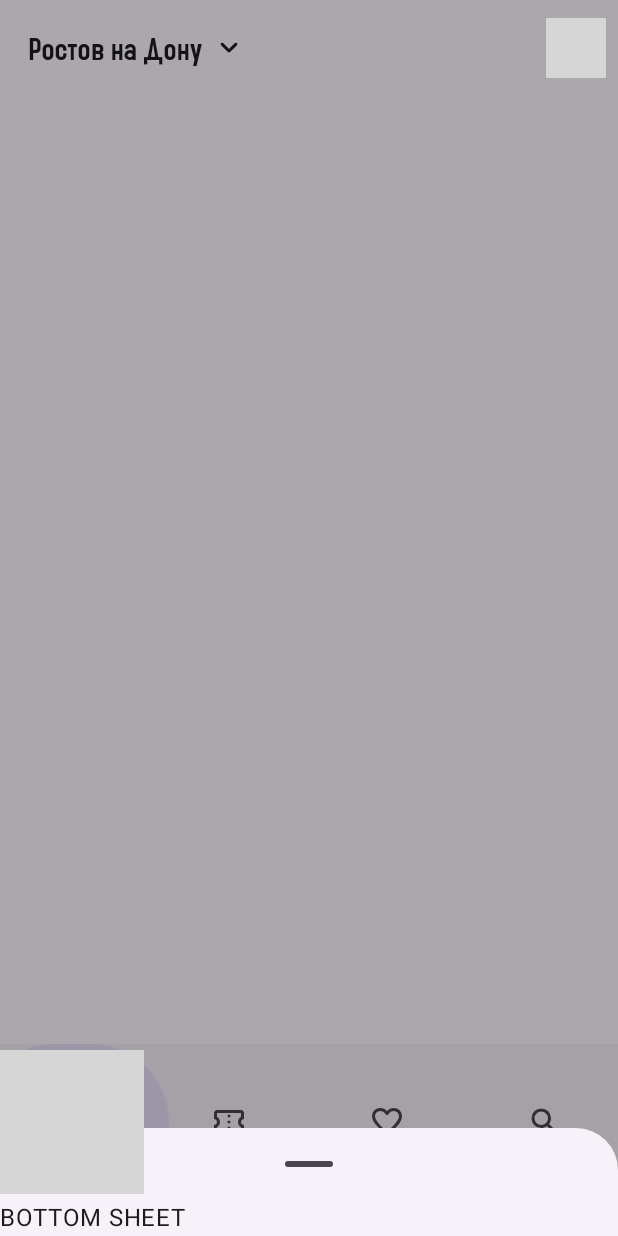
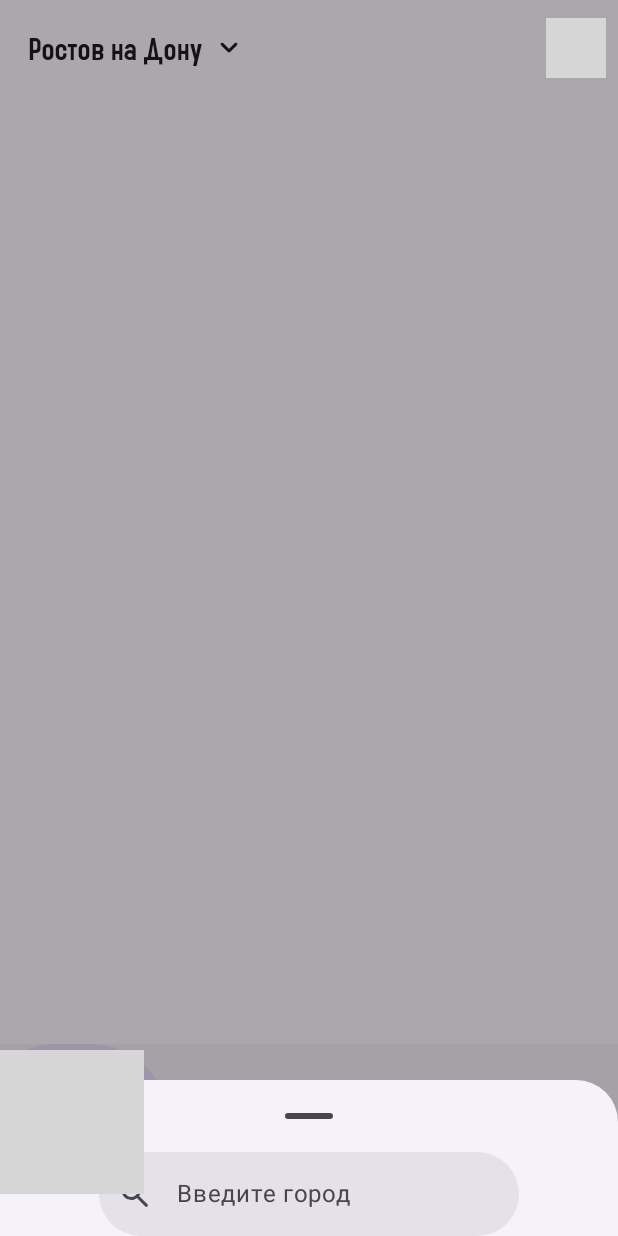
Before and after one commit to PapaSvinProgrammer/AfishaApp, an Android app built with Jetpack Compose: the HomeScreen screen opened through its navigation route, after a tap on "Ростов на Дону", on a phone screen of 412 x 824 dp. Run offline under Robolectric (Android 15) with nearby library versions, the phone set to English and light mode, and no system bars; grey boxes are pictures that could not be loaded.

Commit message:
Update UI

```diff
--- a/app/src/main/java/com/example/afishaapp/app/navigation/NavigationGraph.kt
+++ b/app/src/main/java/com/example/afishaapp/app/navigation/NavigationGraph.kt
@@ -25,7 +25,7 @@ fun NavigationGraph(
 ) {
     NavHost(
         navController = navController,
-        startDestination = NavRoutes.START.name
+        startDestination = NavRoutes.HOME.name
     ) {
         composable(NavRoutes.HOME.name) { HomeScreen(navController) }
 
--- a/app/src/main/java/com/example/afishaapp/ui/screen/cityBottomSheet/CityBottomSheet.kt
+++ b/app/src/main/java/com/example/afishaapp/ui/screen/cityBottomSheet/CityBottomSheet.kt
@@ -1,11 +1,31 @@
 package com.example.afishaapp.ui.screen.cityBottomSheet
 
+import androidx.compose.foundation.layout.Column
+import androidx.compose.foundation.layout.fillMaxWidth
+import androidx.compose.foundation.shape.CircleShape
+import androidx.compose.foundation.shape.RoundedCornerShape
 import androidx.compose.material3.ExperimentalMaterial3Api
+import androidx.compose.material3.Icon
 import androidx.compose.material3.ModalBottomSheet
 import androidx.compose.material3.Text
+import androidx.compose.material3.TextField
+import androidx.compose.material3.TextFieldDefaults
 import androidx.compose.material3.rememberModalBottomSheetState
 import androidx.compose.runtime.Composable
 import androidx.compose.runtime.MutableState
+import androidx.compose.runtime.getValue
+import androidx.compose.runtime.mutableStateOf
+import androidx.compose.runtime.setValue
+import androidx.compose.ui.Alignment
+import androidx.compose.ui.Modifier
+import androidx.compose.ui.draw.clip
+import androidx.compose.ui.graphics.Color
+import androidx.compose.ui.res.painterResource
+import androidx.compose.ui.res.stringResource
+import androidx.compose.ui.unit.dp
+import com.example.afishaapp.R
+
+private var searchValue by mutableStateOf("")
 
 @OptIn(ExperimentalMaterial3Api::class)
 @Composable
@@ -19,7 +39,28 @@ fun CityBottomSheet(
             },
             sheetState = rememberModalBottomSheetState()
         ) {
-            Text(text = "BOTTOM SHEET")
+            Column(
+                modifier = Modifier.fillMaxWidth()
+            ) {
+                TextField(
+                    value = searchValue,
+                    onValueChange = { searchValue = it },
+                    placeholder = { Text(text = stringResource(R.string.search_city_hint)) },
+                    leadingIcon = {
+                        Icon(
+                            painter = painterResource(R.drawable.ic_search),
+                            contentDescription = stringResource(R.string.search_title_text)
+                        )
+                    },
+                    modifier = Modifier
+                        .align(Alignment.CenterHorizontally)
+                        .clip(CircleShape),
+                    colors = TextFieldDefaults.colors(
+                        focusedIndicatorColor = Color.Transparent,
+                        unfocusedIndicatorColor = Color.Transparent
+                    )
+                )
+            }
         }
     }
 }
--- a/app/src/main/java/com/example/afishaapp/ui/screen/home/HomeScreen.kt
+++ b/app/src/main/java/com/example/afishaapp/ui/screen/home/HomeScreen.kt
@@ -3,6 +3,7 @@ package com.example.afishaapp.ui.screen.home
 import androidx.compose.foundation.clickable
 import androidx.compose.foundation.layout.Row
 import androidx.compose.foundation.layout.padding
+import androidx.compose.foundation.shape.CircleShape
 import androidx.compose.material3.CenterAlignedTopAppBar
 import androidx.compose.material3.ExperimentalMaterial3Api
 import androidx.compose.material3.Icon
@@ -12,6 +13,7 @@ import androidx.compose.runtime.Composable
 import androidx.compose.runtime.mutableStateOf
 import androidx.compose.ui.Alignment
 import androidx.compose.ui.Modifier
+import androidx.compose.ui.draw.clip
 import androidx.compose.ui.res.painterResource
 import androidx.compose.ui.res.stringResource
 import androidx.compose.ui.unit.dp
@@ -33,6 +35,7 @@ fun HomeScreen(navController: NavController) {
                 verticalAlignment = Alignment.CenterVertically,
                 modifier = Modifier
                     .padding(10.dp, 0.dp, 0.dp, 0.dp)
+                    .clip(CircleShape)
                     .clickable {
                         cityBottomSheetState.value = true
                     }
--- a/app/src/main/res/values/strings.xml
+++ b/app/src/main/res/values/strings.xml
@@ -35,6 +35,7 @@
     <string name="support">Поддержка</string>
     <string name="about_app">О приложении</string>
     <string name="clarify_preferences">Уточнить предпочтения</string>
+    <string name="search_city_hint">Введите город</string>
 
     <string-array name="ticket_segmented_button">
         <item>"События"</item>
```
